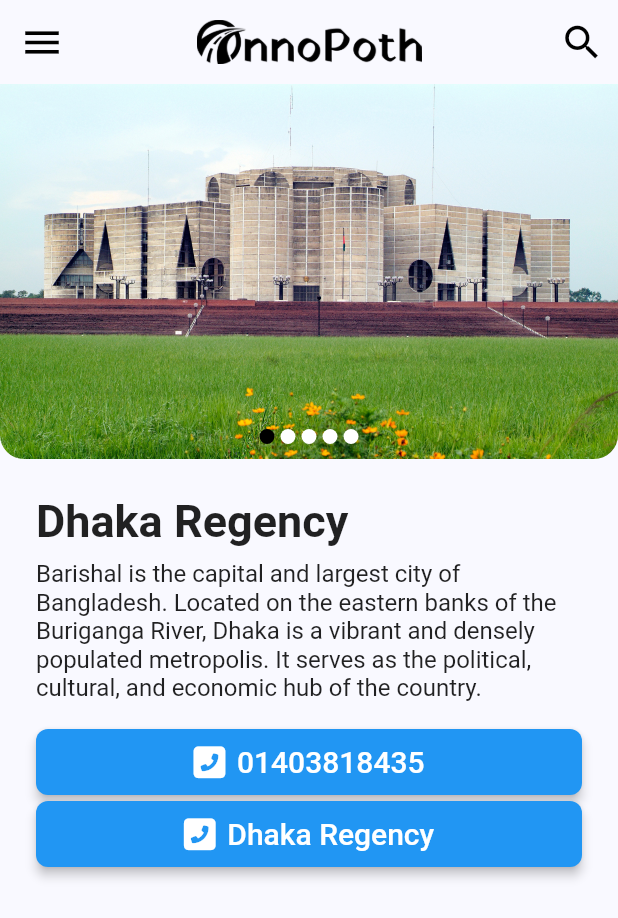
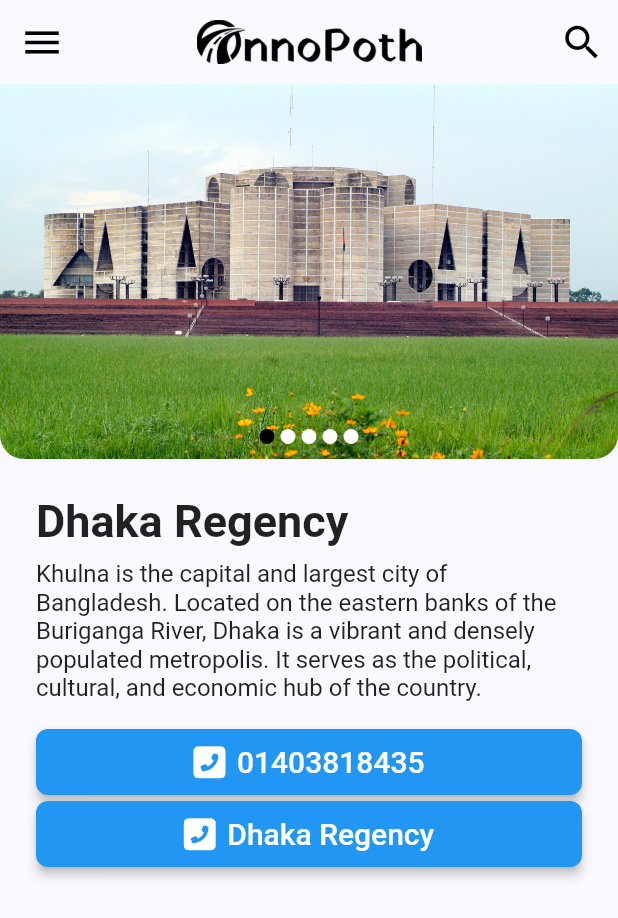
Before and after one commit to goutam2597/TravelGuideMain, a Flutter app: the khulnaHotel10Screen screen opened directly, on a phone screen of 412 x 824 dp. Shown: the top 918 px of the screen. Run offline on Flutter 3.47's test engine with Material 2 defaults, Android fonts, the phone set to English and light mode, and no system bars; drawn by our look-alikes of flutter_image_slideshow; our stand-ins replace font_awesome_flutter.

Commit message:
Name Changes

```diff
--- a/lib/ui/screens/hotels/khulna_hotals/khulna_hotel_10_screen.dart
+++ b/lib/ui/screens/hotels/khulna_hotals/khulna_hotel_10_screen.dart
@@ -110,7 +110,7 @@ class _khulnaHotel10ScreenState extends State<khulnaHotel10Screen> {
                           ),
                           const SizedBox(height: 8),
                           const Text(
-                            "Barishal is the capital and largest city of Bangladesh. Located on the eastern banks of the Buriganga River, Dhaka is a vibrant and densely populated metropolis. It serves as the political, cultural, and economic hub of the country.",
+                            "Khulna is the capital and largest city of Bangladesh. Located on the eastern banks of the Buriganga River, Dhaka is a vibrant and densely populated metropolis. It serves as the political, cultural, and economic hub of the country.",
                             style: TextStyle(
                                 fontSize: 16, fontWeight: FontWeight.w400),
                           ),
```
